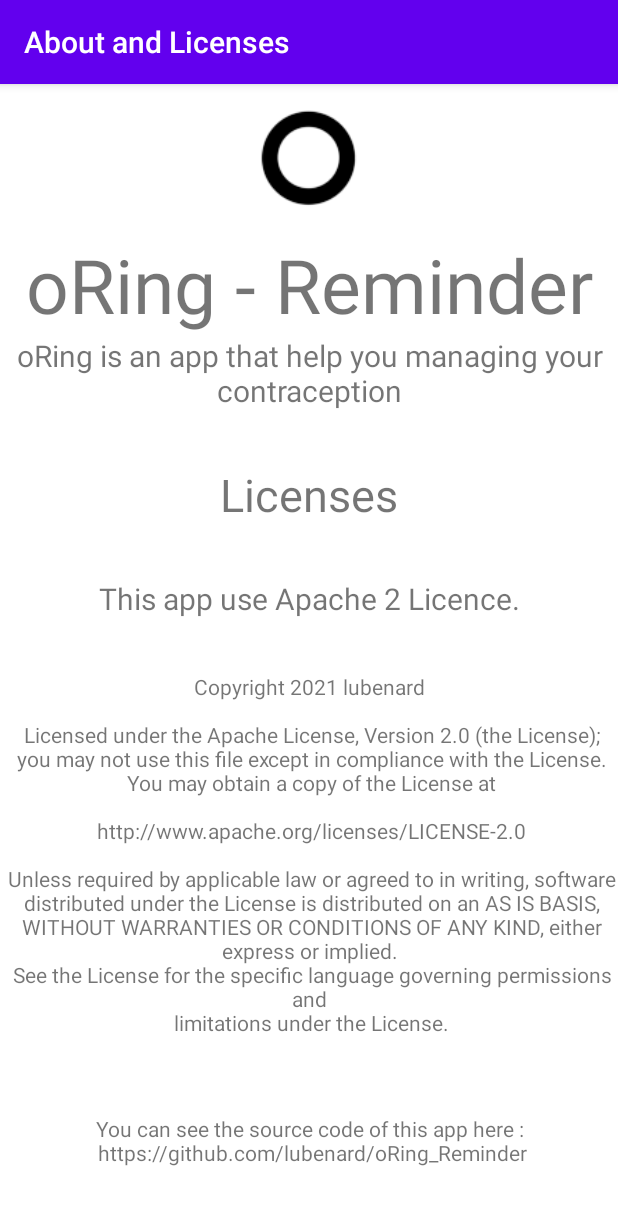
After one commit to lubenard/oRing_Reminder, an Android app: the fragment AboutFragment shown on its own in the app's theme, on a phone screen of 412 x 824 dp. The commit adds this screen. Shown: the top 1205 px of the screen. Run offline under Robolectric (Android 15) with nearby library versions, the phone set to English and light mode, and no system bars.

Commit message:
Added about Fragment (include about + licenses) + Setting to have notification when you can take off the protection

```diff
--- a/app/src/main/AndroidManifest.xml
+++ b/app/src/main/AndroidManifest.xml
@@ -25,6 +25,7 @@
         <activity android:name=".EntryDetails"
             android:parentActivityName=".MainActivity">
         </activity>
+        <receiver android:name=".NotificationBroadcastReceiver"/>
     </application>
 
 </manifest>
--- /dev/null
+++ b/app/src/main/java/com/lubenard/oring_reminder/AboutFragment.java
@@ -0,0 +1,27 @@
+package com.lubenard.oring_reminder;
+
+import android.graphics.Color;
+import android.os.Bundle;
+import android.view.LayoutInflater;
+import android.view.View;
+import android.view.ViewGroup;
+
+import androidx.fragment.app.Fragment;
+
+public class AboutFragment extends Fragment {
+
+    @Override
+    public View onCreateView(LayoutInflater inflater, ViewGroup container,
+                             Bundle savedInstanceState) {
+        super.onCreate(savedInstanceState);
+        return inflater.inflate(R.layout.about_fragment, container, false);
+    }
+
+    @Override
+    public void onViewCreated(View view, Bundle savedInstanceState) {
+        super.onViewCreated(view, savedInstanceState);
+
+        getActivity().setTitle(R.string.about_additional_software_licenses);
+        getView().setBackgroundColor(Color.WHITE);
+    }
+}
--- a/app/src/main/java/com/lubenard/oring_reminder/DbManager.java
+++ b/app/src/main/java/com/lubenard/oring_reminder/DbManager.java
@@ -107,7 +107,10 @@ public class DbManager extends SQLiteOpenHelper {
         ContentValues cv = new ContentValues();
         cv.put(ringTablePut, datePut);
         cv.put(ringTableRemoved, dateRemoved);
-        cv.put(ringTableTimeWeared, Utils.getDateDiff(datePut, dateRemoved, TimeUnit.MINUTES));
+        if (dateRemoved.equals("NOT SET YET"))
+            cv.put(ringTableTimeWeared, dateRemoved);
+        else
+            cv.put(ringTableTimeWeared, Utils.getDateDiff(datePut, dateRemoved, TimeUnit.MINUTES));
         cv.put(ringTableIsRunning, isRunning);
 
         writableDB.insertWithOnConflict(ringTable, null, cv, SQLiteDatabase.CONFLICT_REPLACE);
--- /dev/null
+++ b/app/src/main/res/layout/about_fragment.xml
@@ -0,0 +1,67 @@
+<?xml version="1.0" encoding="utf-8"?>
+<ScrollView xmlns:app="http://schemas.android.com/apk/res-auto"
+    android:layout_width="match_parent"
+    android:layout_height="match_parent"
+    xmlns:android="http://schemas.android.com/apk/res/android">
+
+    <LinearLayout
+        android:layout_width="match_parent"
+        android:layout_height="match_parent"
+        android:orientation="vertical"
+        android:gravity="center">
+
+        <ImageView
+            android:id="@+id/imageView_app_icon"
+            android:layout_width="match_parent"
+            android:layout_height="100dp"
+            app:srcCompat="@mipmap/ic_launcher_round" />
+
+        <TextView
+            android:id="@+id/textView2"
+            android:layout_width="match_parent"
+            android:layout_height="wrap_content"
+            android:text="@string/app_name"
+            android:gravity="center"
+            android:textSize="50sp"/>
+
+        <TextView
+            android:id="@+id/textView3"
+            android:layout_width="match_parent"
+            android:layout_height="wrap_content"
+            android:text="@string/app_description"
+            android:gravity="center"
+            android:textSize="20sp"/>
+
+        <TextView
+            android:id="@+id/textView9"
+            android:layout_width="match_parent"
+            android:layout_height="wrap_content"
+            android:layout_marginTop="35dp"
+            android:textAlignment="center"
+            android:text="Licenses"
+            android:textSize="30sp"/>
+
+        <TextView
+            android:layout_width="match_parent"
+            android:layout_height="wrap_content"
+            android:layout_marginTop="35dp"
+            android:textAlignment="center"
+            android:textSize="20sp"
+            android:text="@string/license_app_title"/>
+
+        <TextView
+            android:layout_width="match_parent"
+            android:layout_height="wrap_content"
+            android:layout_marginTop="35dp"
+            android:textAlignment="center"
+            android:text="@string/license_app_licence"/>
+
+        <TextView
+            android:layout_width="match_parent"
+            android:layout_height="wrap_content"
+            android:layout_marginTop="35dp"
+            android:textAlignment="center"
+            android:text="@string/license_app_source"/>
+
+    </LinearLayout>
+</ScrollView>
--- a/app/src/main/res/values/strings.xml
+++ b/app/src/main/res/values/strings.xml
@@ -14,4 +14,32 @@
     <string name="ui_theme_title">Theme</string>
     <string name="settings_other_feedback_title">Feedback the app</string>
     <string name="settings_other_feedback_description">Feel free to send a mail !</string>
+    <string name="app_description">oRing is an app that help you managing your contraception</string>
+
+    <string name="license_app_title">This app use Apache 2 Licence.</string>
+
+    <string name="license_app_licence" translatable="false">
+            Copyright 2021 lubenard\n\n
+
+        Licensed under the Apache License, Version 2.0 (the "License");\n
+        you may not use this file except in compliance with the License.\n
+        You may obtain a copy of the License at\n\n
+
+            http://www.apache.org/licenses/LICENSE-2.0\n\n
+
+        Unless required by applicable law or agreed to in writing, software\n
+        distributed under the License is distributed on an "AS IS" BASIS,\n
+        WITHOUT WARRANTIES OR CONDITIONS OF ANY KIND, either express or implied.\n
+        See the License for the specific language governing permissions and\n
+        limitations under the License.\n
+    </string>
+
+    <string name="license_app_source">You can see the source code of this app here :\n
+        https://github.com/lubenard/oRing_Reminder
+    </string>
+    <string name="about_additional_software_licenses">About and Licenses</string>
+    <string name="settings_other_see_licenses_title">See about and licences</string>
+    <string name="notif_channel_name">Send a erasable notification</string>
+    <string name="notif_normal_channel_desc">This channel is used to send notifications when you can remove your protection</string>
+
 </resources>
```
Also changed, not shown: app/src/main/java/com/lubenard/oring_reminder/EditEntry.java (+34 -2 lines), app/src/main/java/com/lubenard/oring_reminder/EntryDetails.java (+4 -3 lines), app/src/main/java/com/lubenard/oring_reminder/NotificationBroadcastReceiver.java (added, +15 -0 lines), app/src/main/java/com/lubenard/oring_reminder/SettingsFragment.java (+11 -0 lines), app/src/main/java/com/lubenard/oring_reminder/Utils.java (+36 -0 lines), app/src/main/res/xml/settings_fragment.xml (+9 -0 lines).
